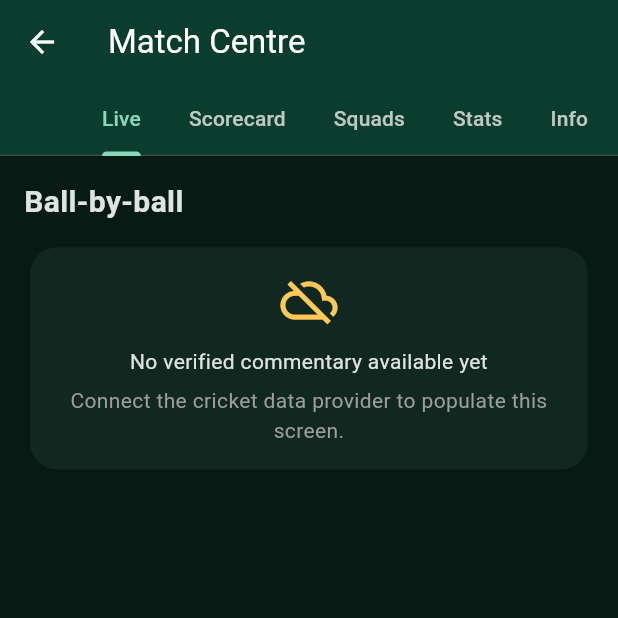
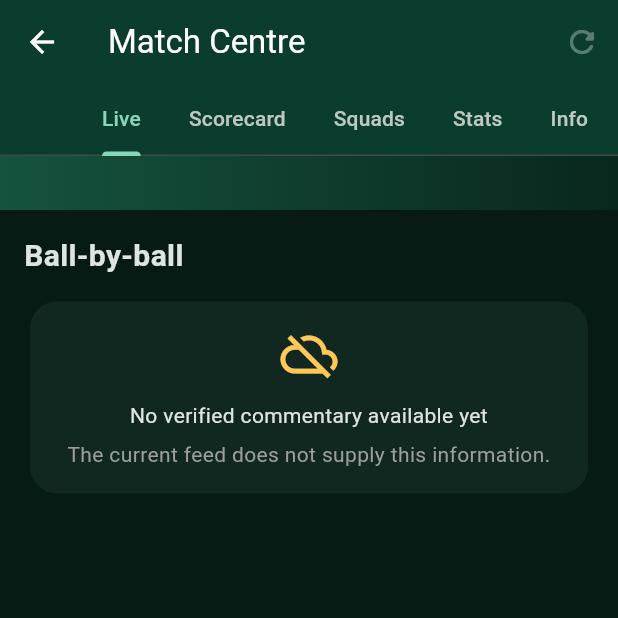
Before and after one commit to wwwpan206mr-bot/ScoreX, a Flutter app: the CricketMatchCentre screen opened directly, on a phone screen of 412 x 824 dp, the top half of it. Run offline on Flutter 3.47's test engine with Material 3 defaults, Android fonts, the phone set to English and light mode, and no system bars; our stand-ins replace package_info_plus, shared_preferences; accounts and stored records are empty; network calls fail.

Commit message:
Upgrade ScoreX cricket browsing and live match-centre flow

```diff
--- a/lib/screens/cricket_match_centre.dart
+++ b/lib/screens/cricket_match_centre.dart
@@ -8,6 +8,12 @@ class CricketMatchCentre extends StatelessWidget {
   const CricketMatchCentre({
     super.key,
     this.innings,
+    this.title = 'Match Centre',
+    this.status,
+    this.scores = const [],
+    this.onRefresh,
+    this.refreshing = false,
+    this.refreshError,
     this.deliveries = const [],
     this.batting = const [],
     this.bowling = const [],
@@ -18,6 +24,12 @@ class CricketMatchCentre extends StatelessWidget {
     this.weather,
   });
 
+  final String title;
+  final String? status;
+  final List<Map<String, String>> scores;
+  final VoidCallback? onRefresh;
+  final bool refreshing;
+  final String? refreshError;
   final InningsSummary? innings;
   final List<BallEvent> deliveries;
   final List<Map<String, String>> batting;
@@ -34,7 +46,8 @@ class CricketMatchCentre extends StatelessWidget {
       length: 5,
       child: Scaffold(
         appBar: AppBar(
-          title: const Text('Match Centre'),
+          title: Text(title, maxLines: 1, overflow: TextOverflow.ellipsis),
+          actions: [IconButton(onPressed: refreshing ? null : onRefresh, tooltip: 'Refresh match', icon: const Icon(Icons.refresh_rounded))],
           bottom: const TabBar(
             isScrollable: true,
             tabs: [
@@ -46,16 +59,41 @@ class CricketMatchCentre extends StatelessWidget {
             ],
           ),
         ),
-        body: TabBarView(children: [
+        body: Column(children: [
+          _scoreHeader(),
+          Expanded(child: TabBarView(children: [
           _live(),
           _scorecard(),
           _squads(),
           _stats(),
           _info(),
+        ])),
         ]),
       ),
     );
   }
+
+  Widget _scoreHeader() => Container(
+    width: double.infinity,
+    padding: const EdgeInsets.all(18),
+    decoration: const BoxDecoration(
+      gradient: LinearGradient(colors: [Color(0xFF15533E), Color(0xFF09271D)])),
+    child: Column(crossAxisAlignment: CrossAxisAlignment.start, children: [
+      for (final score in scores)
+        Padding(padding: const EdgeInsets.symmetric(vertical: 5), child: Row(children: [
+          Expanded(child: Text(score['team'] ?? 'Innings',
+            style: const TextStyle(color: Colors.white, fontWeight: FontWeight.w700))),
+          const SizedBox(width: 12),
+          Flexible(child: Text(score['score'] ?? '—', textAlign: TextAlign.right,
+            style: const TextStyle(color: Colors.white, fontSize: 20, fontWeight: FontWeight.w900))),
+        ])),
+      if (status?.isNotEmpty == true) Padding(padding: const EdgeInsets.only(top: 10),
+        child: Text(status!, style: const TextStyle(color: Color(0xFFFFC857), fontWeight: FontWeight.w700))),
+      if (refreshing) const Padding(padding: EdgeInsets.only(top: 8), child: LinearProgressIndicator(minHeight: 2)),
+      if (refreshError != null) Text('Refresh failed • showing last loaded data',
+        style: const TextStyle(color: Color(0xFFFFC857), fontSize: 11)),
+    ]),
+  );
 
   Widget _panel(String title, Widget child) => ListView(
     padding: const EdgeInsets.all(16),
@@ -73,7 +111,7 @@ class CricketMatchCentre extends StatelessWidget {
       const SizedBox(height: 12),
       Text('No verified $name available yet', textAlign: TextAlign.center),
       const SizedBox(height: 6),
-      const Text('Connect the cricket data provider to populate this screen.',
+      const Text('The current feed does not supply this information.',
         textAlign: TextAlign.center, style: TextStyle(color: Colors.grey)),
     ],
   );
```
